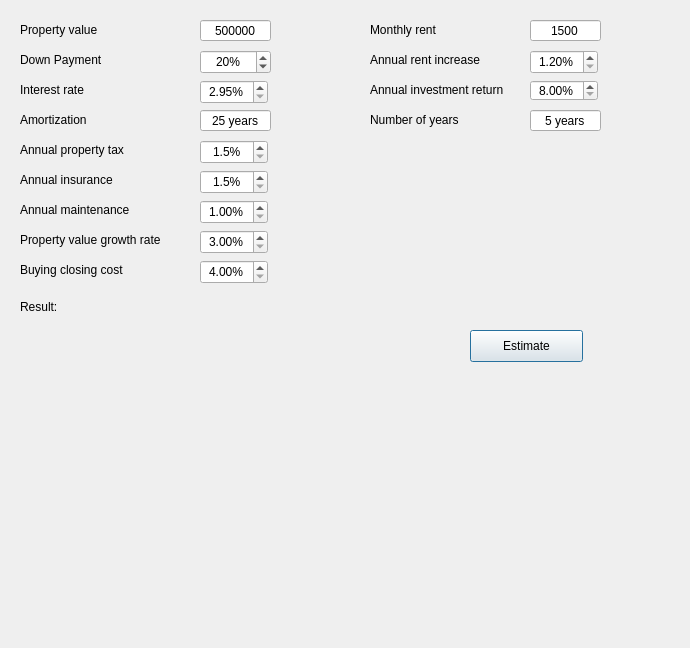
First picture: the form in window.ui, repository rakhmatoveradzh/BuyVsRent, before the edit.
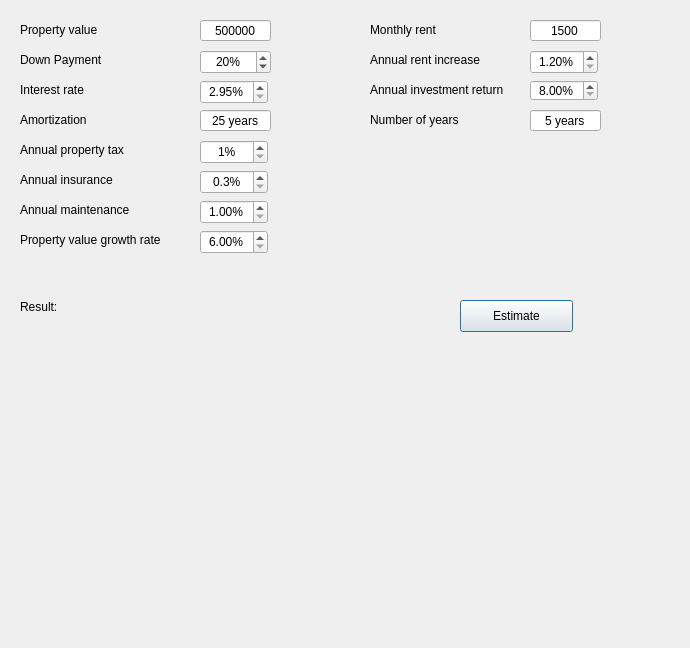
Second picture: the form after the edit.

The edit to the form file:
```diff
--- a/window.ui
+++ b/window.ui
@@ -16,8 +16,8 @@
   <widget class="QPushButton" name="estimate_button">
    <property name="geometry">
     <rect>
-     <x>470</x>
-     <y>330</y>
+     <x>460</x>
+     <y>300</y>
      <width>113</width>
      <height>32</height>
     </rect>
@@ -218,7 +218,7 @@
     <set>Qt::AlignCenter</set>
    </property>
    <property name="specialValueText">
-    <string>3.00%</string>
+    <string>6.00%</string>
    </property>
    <property name="suffix">
     <string>%</string>
@@ -256,7 +256,7 @@
     <set>Qt::AlignCenter</set>
    </property>
    <property name="specialValueText">
-    <string>1.5%</string>
+    <string>1%</string>
    </property>
    <property name="suffix">
     <string>%</string>
@@ -288,7 +288,7 @@
     <set>Qt::AlignCenter</set>
    </property>
    <property name="specialValueText">
-    <string>1.5%</string>
+    <string>0.3%</string>
    </property>
    <property name="suffix">
     <string>%</string>
@@ -403,38 +403,6 @@
     <string>%</string>
    </property>
   </widget>
-  <widget class="QDoubleSpinBox" name="closing_cost_doubleSpinBox">
-   <property name="geometry">
-    <rect>
-     <x>200</x>
-     <y>260</y>
-     <width>68</width>
-     <height>24</height>
-    </rect>
-   </property>
-   <property name="alignment">
-    <set>Qt::AlignCenter</set>
-   </property>
-   <property name="specialValueText">
-    <string>4.00%</string>
-   </property>
-   <property name="suffix">
-    <string>%</string>
-   </property>
-  </widget>
-  <widget class="QLabel" name="property_growth_label_2">
-   <property name="geometry">
-    <rect>
-     <x>20</x>
-     <y>260</y>
-     <width>181</width>
-     <height>20</height>
-    </rect>
-   </property>
-   <property name="text">
-    <string>Buying closing cost</string>
-   </property>
-  </widget>
   <widget class="QLabel" name="property_years_label">
    <property name="geometry">
     <rect>
```
